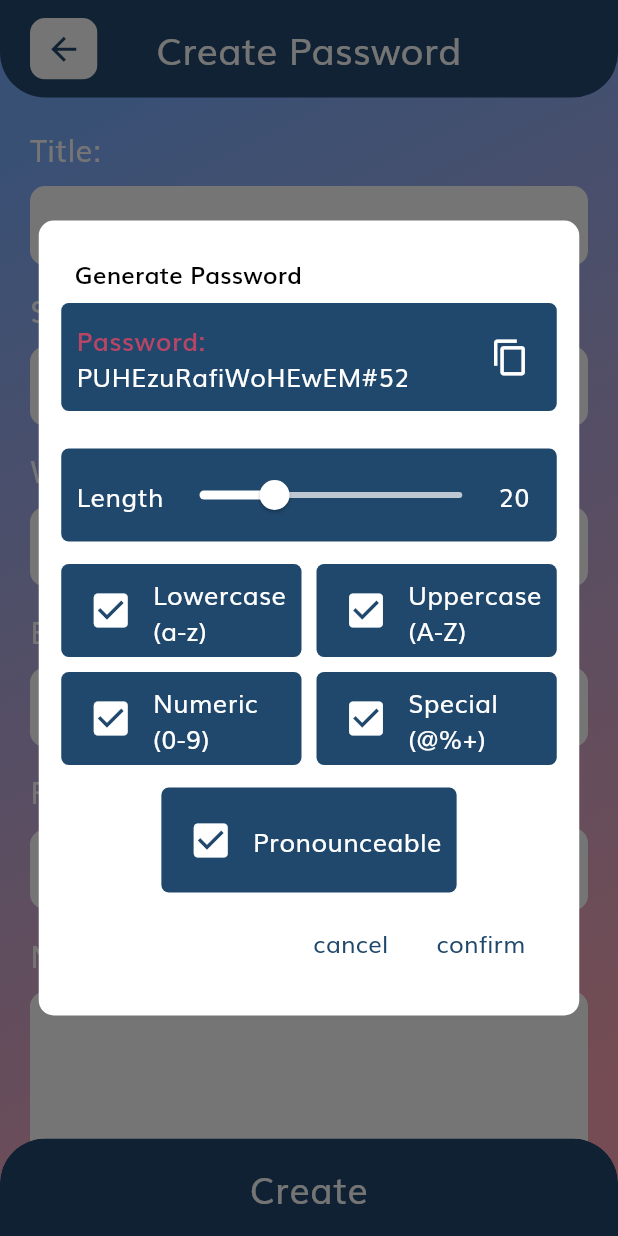
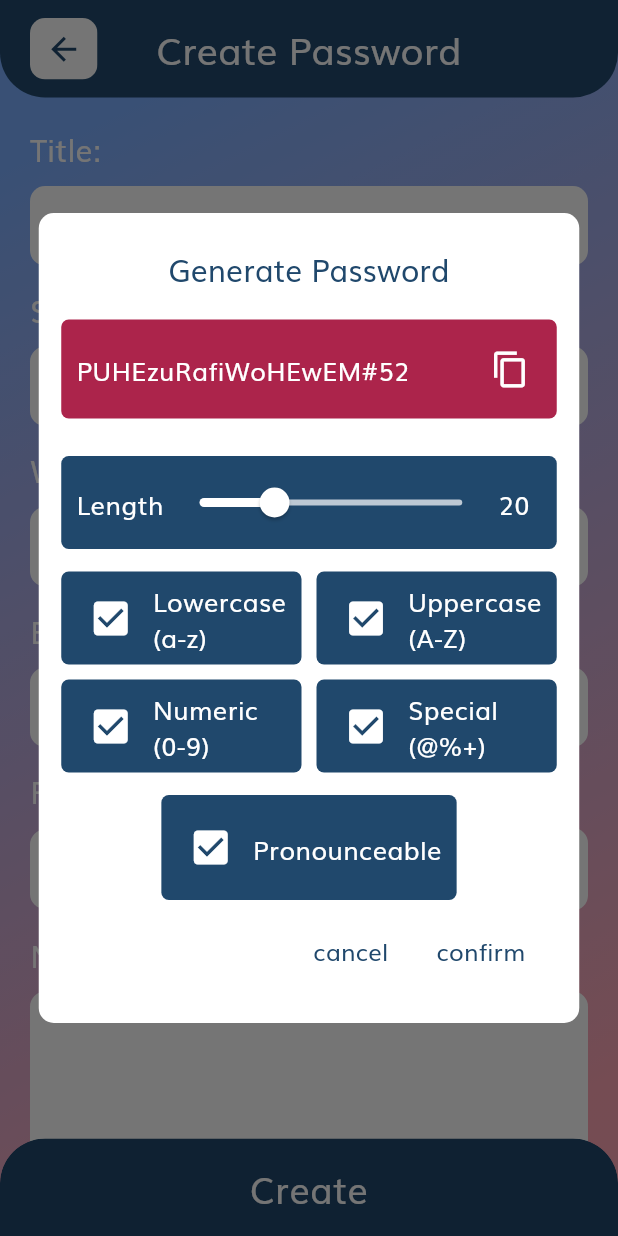
Before and after one commit to SHRIKUNJ1010/PassMana, a Flutter app: the CreateUpdatePasswordScreen screen opened by its route, after a tap on the "alt route" icon, on a phone screen of 412 x 824 dp. Run offline on Flutter 3.47's test engine with Material 3 defaults, Android fonts, the phone set to English and light mode, and no system bars; our stand-ins replace flutter_redux, fluttericon, go_router, objectbox, redux; generated files the repository leaves out were written again.

Commit message:
- minor changes

```diff
--- a/lib/presentation/common/generate_password_dialog.dart
+++ b/lib/presentation/common/generate_password_dialog.dart
@@ -62,23 +62,26 @@ class _GeneratePasswordDialogState extends State<GeneratePasswordDialog> {
     return AlertDialog(
       insetPadding: const EdgeInsets.symmetric(horizontal: 10),
       contentPadding: const EdgeInsets.symmetric(vertical: 10, horizontal: 15),
-      title: Text(
+      title: Row(
+        mainAxisSize: MainAxisSize.max,
+        mainAxisAlignment: MainAxisAlignment.center,
+        children: [
+          Text(
             getTranslated('generate_password', context),
-        style: TextStyles.getTitleTransparentBlackCustomWeightText(
-          fontSize: 16,
-          opacity: 1,
-          fontWeight: FontWeight.w600,
+            style: TextStyles.getTitleBlueText(20),
           ),
+        ],
       ),
       backgroundColor: AppColors.mWhite,
       shape: RoundedRectangleBorder(borderRadius: BorderRadius.circular(10)),
       content: Column(
         mainAxisSize: MainAxisSize.min,
         children: [
+          const SizedBox(height: 10),
           Container(
             padding: const EdgeInsets.fromLTRB(10, 12, 10, 12),
             decoration: BoxDecoration(
-              color: AppColors.primaryColor,
+              color: AppColors.secondaryColor,
               borderRadius: BorderRadius.circular(5),
             ),
             child: Row(
@@ -87,20 +90,11 @@ class _GeneratePasswordDialogState extends State<GeneratePasswordDialog> {
               crossAxisAlignment: CrossAxisAlignment.center,
               children: [
                 Expanded(
-                  child: Column(
-                    crossAxisAlignment: CrossAxisAlignment.start,
-                    children: [
-                      Text(
-                        "${getTranslated("password", context)}:",
-                        style: TextStyles.getTitleDarkRedText(17),
-                      ),
-                      Text(
+                  child: Text(
                     generatedPassword,
                     maxLines: 5,
                     softWrap: true,
                     style: TextStyles.getTitleWhiteText(17),
-                      ),
-                    ],
                   ),
                 ),
                 Padding(
```
Lines whose indentation alone changed are shown as unchanged.
